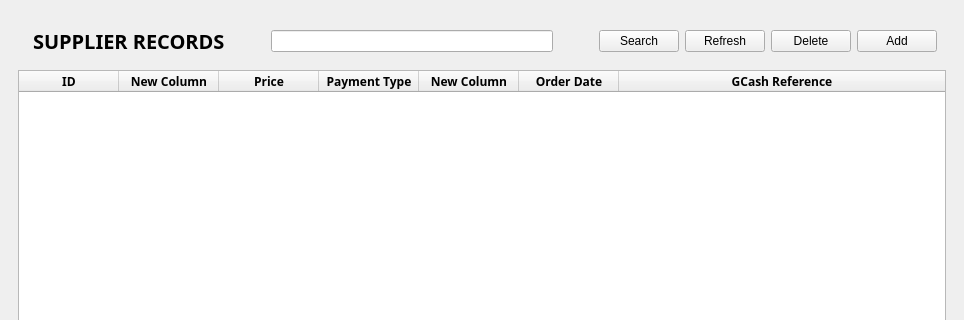
Above: Screens/MainMenuScreens/Records/Supplier_Records.ui from Bideiro/Ranil_project_py before the change; both pictures show x 0 to 964 and y 0 to 320 of the 964 by 687 pixel window. Below: the same form after it.
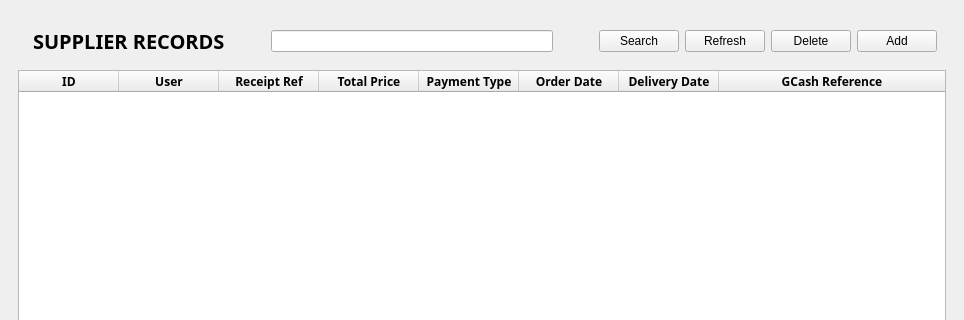
That is the form after the change.

What changed in the file:
```diff
--- a/Screens/MainMenuScreens/Records/Supplier_Records.ui
+++ b/Screens/MainMenuScreens/Records/Supplier_Records.ui
@@ -135,7 +135,6 @@
          <property name="font">
           <font>
            <family>DM Sans 14pt ExtraBold</family>
-           <weight>75</weight>
            <bold>true</bold>
           </font>
          </property>
@@ -188,12 +187,17 @@
          </column>
          <column>
           <property name="text">
-           <string>New Column</string>
+           <string>User</string>
           </property>
          </column>
          <column>
           <property name="text">
-           <string>Price</string>
+           <string>Receipt Ref</string>
+          </property>
+         </column>
+         <column>
+          <property name="text">
+           <string>Total Price</string>
           </property>
          </column>
          <column>
@@ -201,16 +205,16 @@
            <string>Payment Type</string>
           </property>
          </column>
-         <column>
-          <property name="text">
-           <string>New Column</string>
-          </property>
-         </column>
          <column>
           <property name="text">
            <string>Order Date</string>
           </property>
          </column>
+         <column>
+          <property name="text">
+           <string>Delivery Date</string>
+          </property>
+         </column>
          <column>
           <property name="text">
            <string>GCash Reference</string>
```
Left out of the diff: 9 changed lines with no effect on the pictures.
